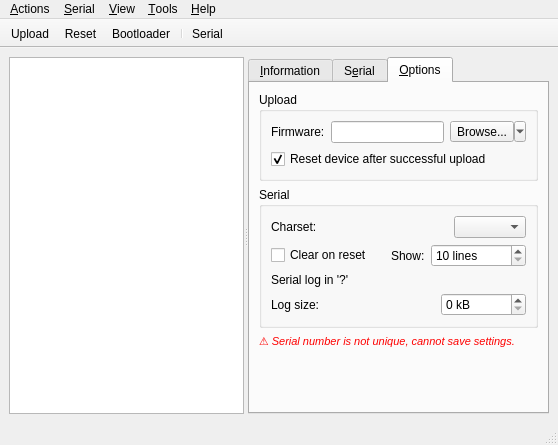
First picture: the form in src/tycommander/main_window.ui, repository Koromix/tytools, before the edit.
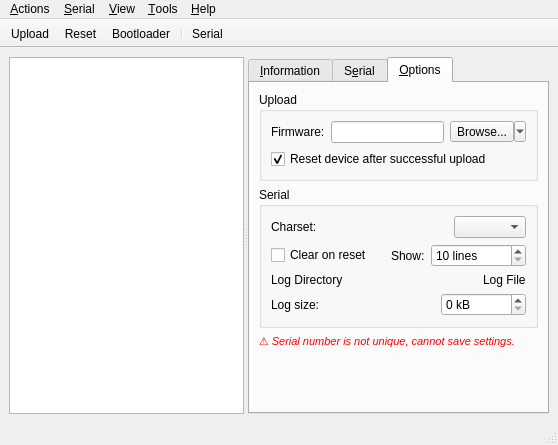
Second picture: the form after the edit. The open tabs and pages were chosen to show the change. Icons and pictures are not drawn. Custom widgets are drawn as their Qt base class.

Commit message:
Click on serial log folder opens folder
Closes #15.

```diff
--- a/src/tycommander/main_window.ui
+++ b/src/tycommander/main_window.ui
@@ -425,7 +425,9 @@
              </layout>
             </item>
             <item>
-             <widget class="QLabel" name="serialLogFileLabel">
+             <layout class="QHBoxLayout" name="horizontalLayout_6" stretch="1,0,0">
+              <item>
+               <widget class="QLabel" name="serialLogDirLabel">
               <property name="sizePolicy">
                <sizepolicy hsizetype="Ignored" vsizetype="Preferred">
                 <horstretch>0</horstretch>
@@ -433,12 +435,43 @@
                </sizepolicy>
               </property>
               <property name="text">
-               <string notr="true">Serial log in '?'</string>
+                 <string notr="true">Log Directory</string>
               </property>
               <property name="openExternalLinks">
                <bool>true</bool>
               </property>
              </widget>
+              </item>
+              <item>
+               <spacer name="horizontalSpacer_4">
+                <property name="orientation">
+                 <enum>Qt::Horizontal</enum>
+                </property>
+                <property name="sizeHint" stdset="0">
+                 <size>
+                  <width>0</width>
+                  <height>0</height>
+                 </size>
+                </property>
+               </spacer>
+              </item>
+              <item>
+               <widget class="QLabel" name="serialLogFileLabel">
+                <property name="minimumSize">
+                 <size>
+                  <width>40</width>
+                  <height>0</height>
+                 </size>
+                </property>
+                <property name="text">
+                 <string notr="true">Log File</string>
+                </property>
+                <property name="openExternalLinks">
+                 <bool>true</bool>
+                </property>
+               </widget>
+              </item>
+             </layout>
             </item>
             <item>
              <layout class="QHBoxLayout" name="horizontalLayout_4">
```
Lines whose indentation alone changed are shown as unchanged. The commit also changes 1 other file.
